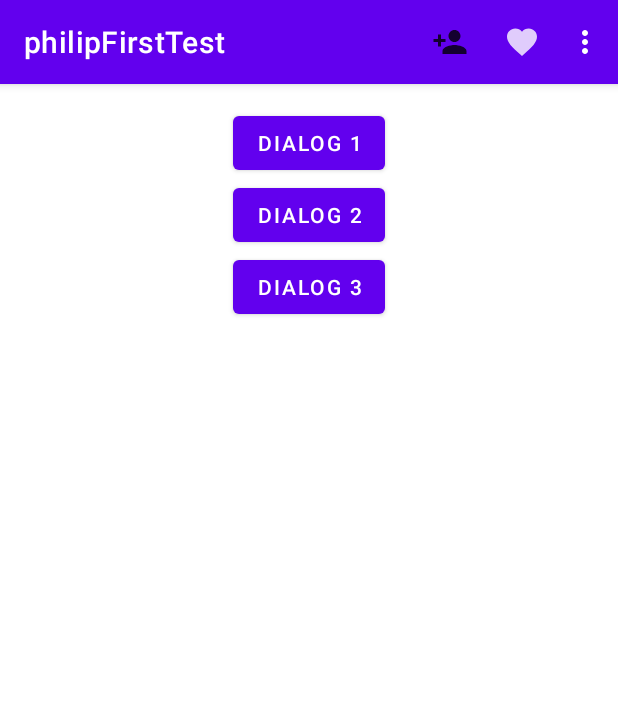
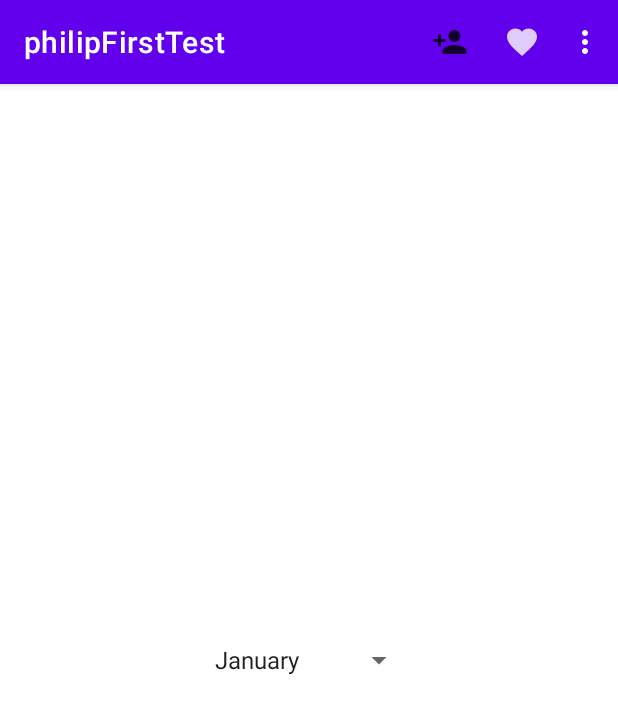
Before and after one commit to MahhmoudRefat/AndroidTest, an Android app: the screen it shows after launch (MainActivity), after a tap on "add Contact", on a phone screen of 412 x 824 dp. Shown: the top 714 px of the screen. Run offline under Robolectric (Android 15) with nearby library versions, the phone set to English and light mode, and no system bars.

```diff
--- a/app/src/main/java/com/cobra/philipfirsttest/MainActivity.kt
+++ b/app/src/main/java/com/cobra/philipfirsttest/MainActivity.kt
@@ -9,6 +9,7 @@ import android.os.Bundle
 import android.util.Log
 import android.view.Menu
 import android.view.MenuItem
+import android.view.View
 import android.widget.*
 import androidx.constraintlayout.widget.ConstraintLayout
 import androidx.core.app.ActivityCompat
@@ -20,7 +21,56 @@ class MainActivity : AppCompatActivity() {
     override fun onCreate(savedInstanceState: Bundle?) {
         super.onCreate(savedInstanceState)
         setContentView(R.layout.activity_main)
+        var spMonth = findViewById<Spinner>(R.id.spMonth)
+        spMonth.onItemSelectedListener = object : AdapterView.OnItemSelectedListener {
+            override fun onItemSelected(
+                adapterview: AdapterView<*>?,
+                view: View?,
+                position: Int,
+                id: Long
+            ) {
+                Toast.makeText(
+                    this@MainActivity,
+                    "You selected ${adapterview?.getItemAtPosition(position).toString()}",
+                    Toast.LENGTH_LONG
+                ).show()
+            }
 
+            override fun onNothingSelected(p0: AdapterView<*>?) {
+                TODO("Not yet implemented")
+            }
+
+        }
+
+    }
+
+
+    override fun onCreateOptionsMenu(menu: Menu?): Boolean {
+        menuInflater.inflate(R.menu.app_bar_mnue, menu)
+        return true
+    }
+
+    override fun onOptionsItemSelected(item: MenuItem): Boolean {
+        when (item.itemId) {
+            R.id.miAddContact -> Toast.makeText(
+                this,
+                "You clicked add contact ",
+                Toast.LENGTH_SHORT
+            ).show()
+            R.id.miFavourite -> Toast.makeText(this, "You clicked Favourite ", Toast.LENGTH_SHORT)
+                .show()
+            R.id.miSettign -> Toast.makeText(this, "You clicked Settign ", Toast.LENGTH_SHORT)
+                .show()
+            R.id.miFeedback -> Toast.makeText(this, "You clicked Feedback ", Toast.LENGTH_SHORT)
+                .show()
+            R.id.miClose -> finish()
+
+        }
+        return true
+    }
+
+    /*
+    * Alert dialog
         var btnDialog1 = findViewById<Button>(R.id.btnDialog1)
         var btnDialog2 = findViewById<Button>(R.id.btnDialog2)
         var btnDialog3 = findViewById<Button>(R.id.btnDialog3)
@@ -64,34 +114,7 @@ class MainActivity : AppCompatActivity() {
         btnDialog3.setOnClickListener {
             multiChoice.show()
         }
-
-    }
-
-
-    override fun onCreateOptionsMenu(menu: Menu?): Boolean {
-        menuInflater.inflate(R.menu.app_bar_mnue, menu)
-        return true
-    }
-
-    override fun onOptionsItemSelected(item: MenuItem): Boolean {
-        when (item.itemId) {
-            R.id.miAddContact -> Toast.makeText(
-                this,
-                "You clicked add contact ",
-                Toast.LENGTH_SHORT
-            ).show()
-            R.id.miFavourite -> Toast.makeText(this, "You clicked Favourite ", Toast.LENGTH_SHORT)
-                .show()
-            R.id.miSettign -> Toast.makeText(this, "You clicked Settign ", Toast.LENGTH_SHORT)
-                .show()
-            R.id.miFeedback -> Toast.makeText(this, "You clicked Feedback ", Toast.LENGTH_SHORT)
-                .show()
-            R.id.miClose -> finish()
-
-        }
-        return true
-    }
-
+    * */
     /*
      var button = findViewById<Button>(R.id.btnChoose)
             var imPhoto = findViewById<ImageView>(R.id.imPhoto)
--- a/app/src/main/res/layout/activity_main.xml
+++ b/app/src/main/res/layout/activity_main.xml
@@ -8,36 +8,17 @@
     android:padding="15dp"
     tools:context=".MainActivity">
 
-    <Button
-        android:id="@+id/btnDialog1"
+    <Spinner
+        android:id="@+id/spMonth"
         android:layout_width="wrap_content"
         android:layout_height="wrap_content"
-        android:text="Dialog 1"
+        android:entries="@array/monthes"
+        app:layout_constraintBottom_toBottomOf="parent"
         app:layout_constraintEnd_toEndOf="parent"
         app:layout_constraintHorizontal_bias="0.5"
         app:layout_constraintStart_toStartOf="parent"
-        app:layout_constraintTop_toTopOf="parent" />
-
-    <Button
-        android:id="@+id/btnDialog2"
-        android:layout_width="wrap_content"
-        android:layout_height="wrap_content"
-        android:text="Dialog 2"
-        app:layout_constraintEnd_toEndOf="parent"
-        app:layout_constraintHorizontal_bias="0.5"
-        app:layout_constraintStart_toStartOf="parent"
-        app:layout_constraintTop_toBottomOf="@+id/btnDialog1" />
-
-    <Button
-        android:id="@+id/btnDialog3"
-        android:layout_width="wrap_content"
-        android:layout_height="wrap_content"
-        android:text="Dialog 3"
-        app:layout_constraintEnd_toEndOf="parent"
-        app:layout_constraintHorizontal_bias="0.5"
-        app:layout_constraintStart_toStartOf="parent"
-        app:layout_constraintTop_toBottomOf="@+id/btnDialog2" />
-
+        app:layout_constraintTop_toTopOf="parent"
+        app:layout_constraintVertical_bias="0.5" />
 </androidx.constraintlayout.widget.ConstraintLayout>
 
     <!--
--- a/app/src/main/res/values/strings.xml
+++ b/app/src/main/res/values/strings.xml
@@ -1,3 +1,17 @@
 <resources>
     <string name="app_name">philipFirstTest</string>
+    <string-array name="monthes">
+        <item>January</item>
+        <item>February</item>
+        <item>March</item>
+        <item>April</item>
+        <item>May</item>
+        <item>June</item>
+        <item>July</item>
+        <item>August</item>
+        <item>September</item>
+        <item>October</item>
+        <item>November</item>
+        <item>December</item>
+    </string-array>
 </resources>
```
